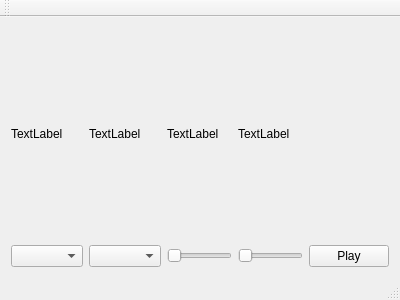
Above: mainwindow.ui from ZamanTekin/WegmanAlgorithum before the change. Below: the same form after it.
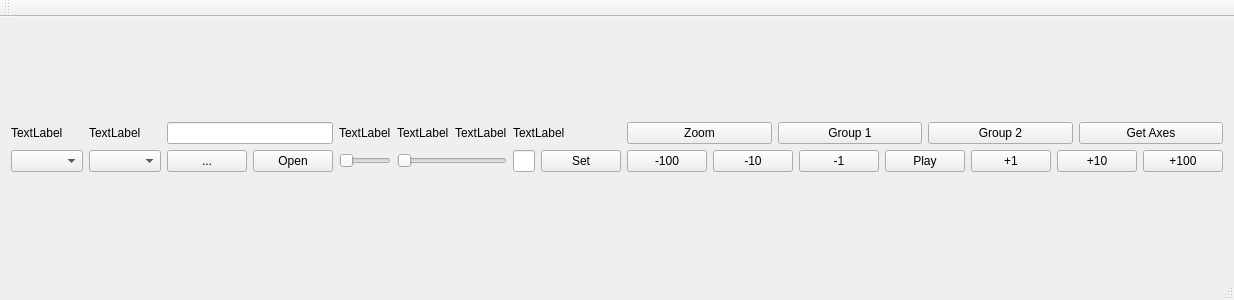
That is the form after the change.

Patch:
```diff
--- a/mainwindow.ui
+++ b/mainwindow.ui
@@ -6,7 +6,7 @@
    <rect>
     <x>0</x>
     <y>0</y>
-    <width>400</width>
+    <width>1205</width>
     <height>300</height>
    </rect>
   </property>
@@ -19,12 +19,26 @@
      <layout class="QHBoxLayout" name="horizontalLayout">
       <item>
        <layout class="QGridLayout" name="gridLayout">
-        <item row="1" column="3">
-         <layout class="QHBoxLayout" name="horizontalLayout_5">
+        <item row="2" column="7">
+         <layout class="QHBoxLayout" name="horizontalLayout_4">
           <item>
-           <widget class="QSlider" name="fpscap">
-            <property name="orientation">
-             <enum>Qt::Horizontal</enum>
+           <widget class="QPushButton" name="biggerminusButton">
+            <property name="text">
+             <string>-100</string>
+            </property>
+           </widget>
+          </item>
+          <item>
+           <widget class="QPushButton" name="bigminusButton">
+            <property name="text">
+             <string>-10</string>
+            </property>
+           </widget>
+          </item>
+          <item>
+           <widget class="QPushButton" name="minusButton">
+            <property name="text">
+             <string>-1</string>
             </property>
            </widget>
           </item>
@@ -35,22 +49,81 @@
             </property>
            </widget>
           </item>
+          <item>
+           <widget class="QPushButton" name="plusButton">
+            <property name="text">
+             <string>+1</string>
+            </property>
+           </widget>
+          </item>
+          <item>
+           <widget class="QPushButton" name="bigplusButton">
+            <property name="text">
+             <string>+10</string>
+            </property>
+           </widget>
+          </item>
+          <item>
+           <widget class="QPushButton" name="biggerplusButton">
+            <property name="text">
+             <string>+100</string>
+            </property>
+           </widget>
+          </item>
          </layout>
         </item>
-        <item row="1" column="1">
+        <item row="2" column="5">
+         <widget class="QSlider" name="fpscap">
+          <property name="orientation">
+           <enum>Qt::Horizontal</enum>
+          </property>
+         </widget>
+        </item>
+        <item row="0" column="5">
+         <layout class="QHBoxLayout" name="horizontalLayout_3">
+          <item>
+           <widget class="QLabel" name="fpscaplabel">
+            <property name="text">
+             <string>TextLabel</string>
+            </property>
+           </widget>
+          </item>
+          <item>
+           <spacer name="horizontalSpacer">
+            <property name="orientation">
+             <enum>Qt::Horizontal</enum>
+            </property>
+            <property name="sizeHint" stdset="0">
+             <size>
+              <width>40</width>
+              <height>20</height>
+             </size>
+            </property>
+           </spacer>
+          </item>
+          <item>
+           <widget class="QLabel" name="fpslabel">
+            <property name="text">
+             <string>TextLabel</string>
+            </property>
+           </widget>
+          </item>
+         </layout>
+        </item>
+        <item row="2" column="1">
          <widget class="QComboBox" name="dim2"/>
         </item>
-        <item row="1" column="0">
+        <item row="2" column="0">
          <widget class="QComboBox" name="dim1"/>
         </item>
-        <item row="1" column="2">
+        <item row="2" column="3">
          <widget class="QSlider" name="sizegetter">
           <property name="orientation">
            <enum>Qt::Horizontal</enum>
           </property>
          </widget>
         </item>
-        <item row="0" column="2">
+        <item row="0" column="3">
          <widget class="QLabel" name="sizegetterlabel">
           <property name="text">
            <string>TextLabel</string>
@@ -71,19 +144,90 @@
           </property>
          </widget>
         </item>
-        <item row="0" column="3">
-         <widget class="QLabel" name="fpscaplabel">
+        <item row="2" column="2">
+         <layout class="QHBoxLayout" name="horizontalLayout_2">
+          <item>
+           <widget class="QPushButton" name="filedialogButton">
+            <property name="text">
+             <string>...</string>
+            </property>
+           </widget>
+          </item>
+          <item>
+           <widget class="QPushButton" name="openButton">
+            <property name="text">
+             <string>Open</string>
+            </property>
+           </widget>
+          </item>
+         </layout>
+        </item>
+        <item row="0" column="2">
+         <widget class="QLineEdit" name="filenamebox"/>
+        </item>
+        <item row="0" column="6">
+         <widget class="QLabel" name="iterationlabel">
           <property name="text">
            <string>TextLabel</string>
           </property>
          </widget>
         </item>
+        <item row="2" column="6">
+         <layout class="QHBoxLayout" name="horizontalLayout_6">
+          <item>
+           <widget class="QLineEdit" name="iterationbox"/>
+          </item>
+          <item>
+           <widget class="QPushButton" name="iterationButton">
+            <property name="text">
+             <string>Set</string>
+            </property>
+           </widget>
+          </item>
+         </layout>
+        </item>
+        <item row="0" column="7">
+         <layout class="QHBoxLayout" name="horizontalLayout_7">
+          <item>
+           <widget class="QPushButton" name="zoomButton">
+            <property name="text">
+             <string>Zoom</string>
+            </property>
+           </widget>
+          </item>
+          <item>
+           <widget class="QPushButton" name="group1Button">
+            <property name="text">
+             <string>Group 1</string>
+            </property>
+           </widget>
+          </item>
+          <item>
+           <widget class="QPushButton" name="group2Button">
+            <property name="text">
+             <string>Group 2</string>
+            </property>
+           </widget>
+          </item>
+          <item>
+           <widget class="QPushButton" name="showbasisButton">
+            <property name="text">
+             <string>Get Axes</string>
+            </property>
+           </widget>
+          </item>
+         </layout>
+        </item>
        </layout>
       </item>
      </layout>
     </item>
     <item>
-     <layout class="QVBoxLayout" name="scatterLayout"/>
+     <layout class="QVBoxLayout" name="scatterLayout">
+      <item>
+       <layout class="QHBoxLayout" name="horizontalLayout_5"/>
+      </item>
+     </layout>
     </item>
    </layout>
   </widget>
```
Left out of the diff: 2 changed lines with no effect on the pictures.
